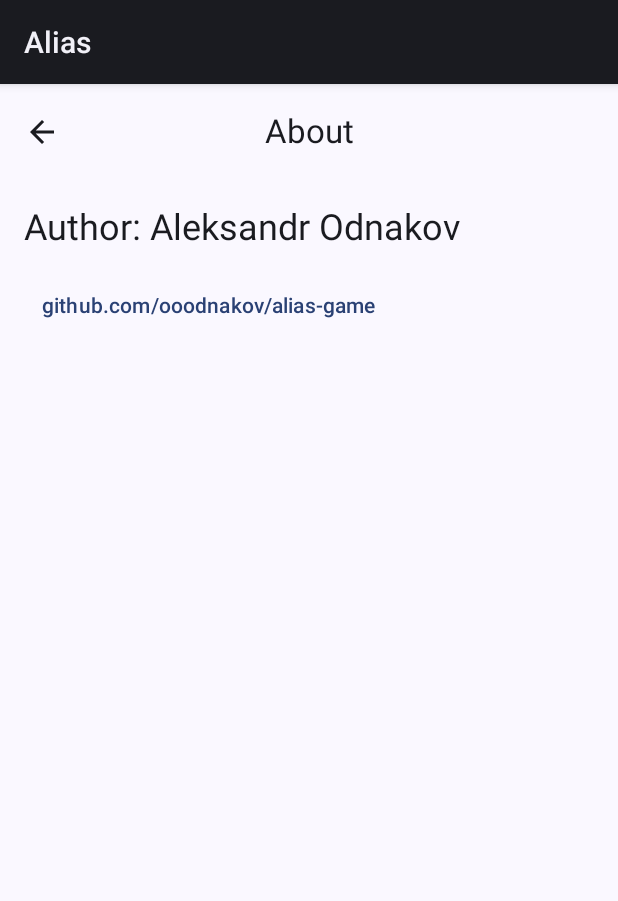
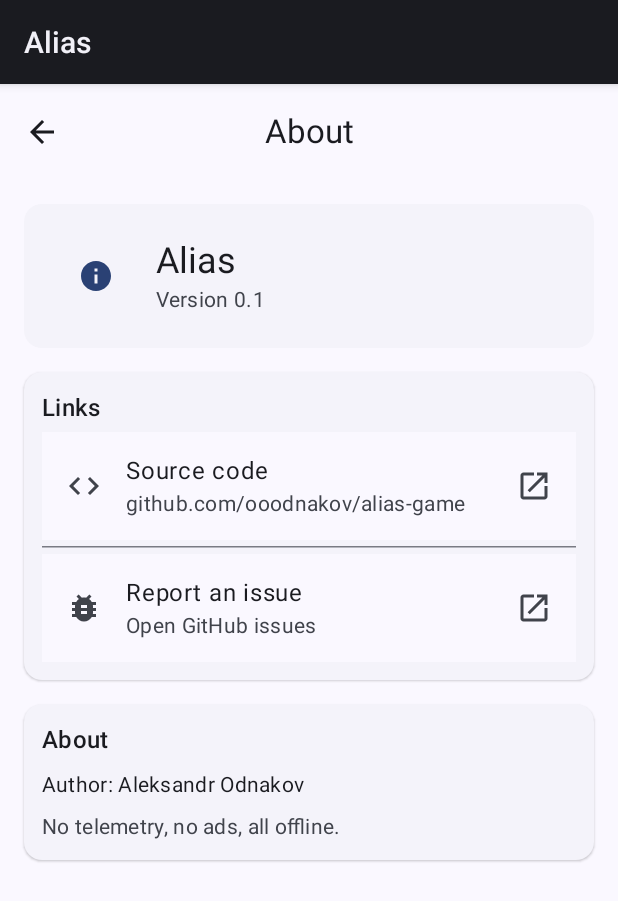
Before and after one commit to ooodnakov/alioss, an Android app built with Jetpack Compose: the AboutScreen screen opened through its navigation route, on a phone screen of 412 x 824 dp. Shown: the top 901 px of the screen. Run offline under Robolectric (Android 15) with nearby library versions, the phone set to English and light mode, and no system bars; our stand-ins replace Dagger/Hilt's generated code, Room's generated code.

Commit message:
feat: Revamp About screen with version, links and detailed info

```diff
--- a/app/src/main/java/com/example/alias/MainActivity.kt
+++ b/app/src/main/java/com/example/alias/MainActivity.kt
@@ -36,6 +36,7 @@ import androidx.compose.ui.graphics.Color
 import androidx.compose.ui.graphics.lerp
 import androidx.compose.ui.platform.LocalContext
 import androidx.compose.ui.platform.LocalUriHandler
+import androidx.compose.ui.platform.LocalUriHandler
 import androidx.compose.ui.draw.alpha
 import androidx.compose.ui.zIndex
 import android.os.VibrationEffect
@@ -71,11 +72,18 @@ import androidx.compose.material.icons.filled.Close
 import androidx.compose.material.icons.filled.PlayArrow
 import androidx.compose.material.icons.filled.Settings
 import androidx.compose.material.icons.filled.LibraryBooks
+import androidx.compose.material.icons.filled.Code
+import androidx.compose.material.icons.filled.OpenInNew
+import androidx.compose.material.icons.filled.BugReport
+import androidx.compose.material.icons.filled.Info
+import androidx.compose.material.icons.filled.Public
+import androidx.compose.material.icons.filled.Email
 import androidx.compose.material3.ElevatedCard
 import androidx.compose.material3.CardDefaults
 import androidx.compose.ui.res.painterResource
 import androidx.compose.ui.res.stringResource
 import androidx.compose.ui.graphics.vector.ImageVector
+import androidx.compose.foundation.clickable
 import kotlinx.coroutines.launch
 import com.example.alias.ui.WordCard
 import com.example.alias.ui.WordCardAction
@@ -688,23 +696,71 @@ private fun SettingsScreen(vm: MainViewModel, onBack: () -> Unit, onAbout: () ->
                 }, enabled = canSave, modifier = Modifier.weight(1f)) { Text("Save & Restart") }
             }
         }
-        OutlinedButton(onClick = onAbout, modifier = Modifier.fillMaxWidth()) { Text("About") }
-        OutlinedButton(onClick = onBack, modifier = Modifier.fillMaxWidth()) { Text("Back") }
+        item { OutlinedButton(onClick = onAbout, modifier = Modifier.fillMaxWidth()) { Text("About") } }
+        item { OutlinedButton(onClick = onBack, modifier = Modifier.fillMaxWidth()) { Text("Back") } }
     }
 }
 
 @Composable
 private fun AboutScreen() {
     val uriHandler = LocalUriHandler.current
-    Column(
+    val colors = MaterialTheme.colorScheme
+    val version = BuildConfig.VERSION_NAME
+    LazyColumn(
         modifier = Modifier
             .fillMaxSize()
             .padding(16.dp),
-        verticalArrangement = Arrangement.spacedBy(12.dp)
+        verticalArrangement = Arrangement.spacedBy(16.dp)
     ) {
-        Text("Author: Aleksandr Odnakov", style = MaterialTheme.typography.headlineSmall)
-        TextButton(onClick = { uriHandler.openUri("https://github.com/ooodnakov/alias-game") }) {
-            Text("github.com/ooodnakov/alias-game")
+        item {
+            // Hero card
+            ElevatedCard(Modifier.fillMaxWidth()) {
+                Column(Modifier.fillMaxWidth().padding(20.dp), verticalArrangement = Arrangement.spacedBy(8.dp)) {
+                    Row(verticalAlignment = Alignment.CenterVertically, horizontalArrangement = Arrangement.spacedBy(12.dp)) {
+                        Box(
+                            modifier = Modifier.size(56.dp),
+                            contentAlignment = Alignment.Center
+                        ) {
+                            Icon(Icons.Filled.Info, contentDescription = null, tint = colors.primary)
+                        }
+                        Column(Modifier.weight(1f)) {
+                            Text("Alias", style = MaterialTheme.typography.headlineSmall)
+                            Text("Version $version", style = MaterialTheme.typography.bodyMedium, color = colors.onSurfaceVariant)
+                        }
+                    }
+                }
+            }
+        }
+        item {
+            ElevatedCard(Modifier.fillMaxWidth()) {
+                Column(Modifier.fillMaxWidth().padding(12.dp), verticalArrangement = Arrangement.spacedBy(4.dp)) {
+                    Text("Links", style = MaterialTheme.typography.titleMedium)
+                    ListItem(
+                        leadingContent = { Icon(Icons.Filled.Code, contentDescription = null) },
+                        headlineContent = { Text("Source code") },
+                        supportingContent = { Text("github.com/ooodnakov/alias-game") },
+                        trailingContent = { Icon(Icons.Filled.OpenInNew, contentDescription = null) },
+                        modifier = Modifier.clickable { uriHandler.openUri("https://github.com/ooodnakov/alias-game") }
+                    )
+                    HorizontalDivider()
+                    ListItem(
+                        leadingContent = { Icon(Icons.Filled.BugReport, contentDescription = null) },
+                        headlineContent = { Text("Report an issue") },
+                        supportingContent = { Text("Open GitHub issues") },
+                        trailingContent = { Icon(Icons.Filled.OpenInNew, contentDescription = null) },
+                        modifier = Modifier.clickable { uriHandler.openUri("https://github.com/ooodnakov/alias-game/issues") }
+                    )
+                }
+            }
+        }
+        item {
+            ElevatedCard(Modifier.fillMaxWidth()) {
+                Column(Modifier.fillMaxWidth().padding(12.dp), verticalArrangement = Arrangement.spacedBy(8.dp)) {
+                    Text("About", style = MaterialTheme.typography.titleMedium)
+                    Text("Author: Aleksandr Odnakov", style = MaterialTheme.typography.bodyMedium)
+                    Text("No telemetry, no ads, all offline.", style = MaterialTheme.typography.bodyMedium, color = colors.onSurfaceVariant)
+                }
+            }
         }
     }
 }
```
